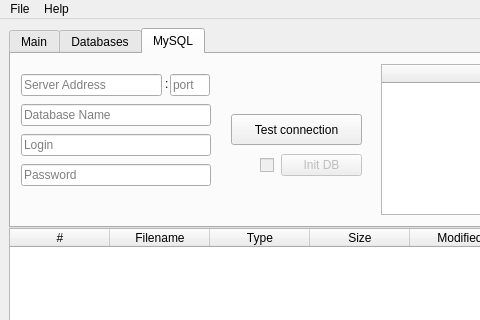
This is ui_files/main.ui in qiwichupa/pyFileSearcher as Qt 5 draws it before an edit; both pictures show x 0 to 480 and y 0 to 320 of the 1006 by 660 pixel window. The edited form follows.
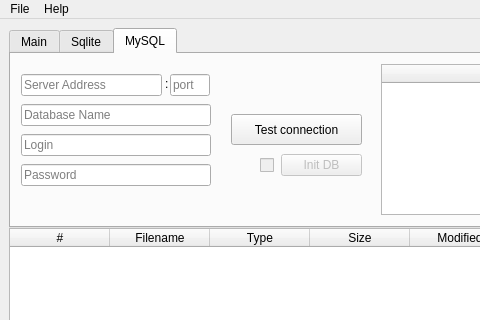
This is the edited form. The open tabs and pages were chosen to show the change. Icons and pictures are not drawn.

The edit to the form file:
```diff
--- a/ui_files/main.ui
+++ b/ui_files/main.ui
@@ -553,7 +553,7 @@
           <bool>true</bool>
          </property>
          <attribute name="title">
-          <string>Databases</string>
+          <string>Sqlite</string>
          </attribute>
          <layout class="QHBoxLayout" name="horizontalLayout_4">
           <item>
```
Left out of the diff: 60 changed lines with no effect on the pictures.
